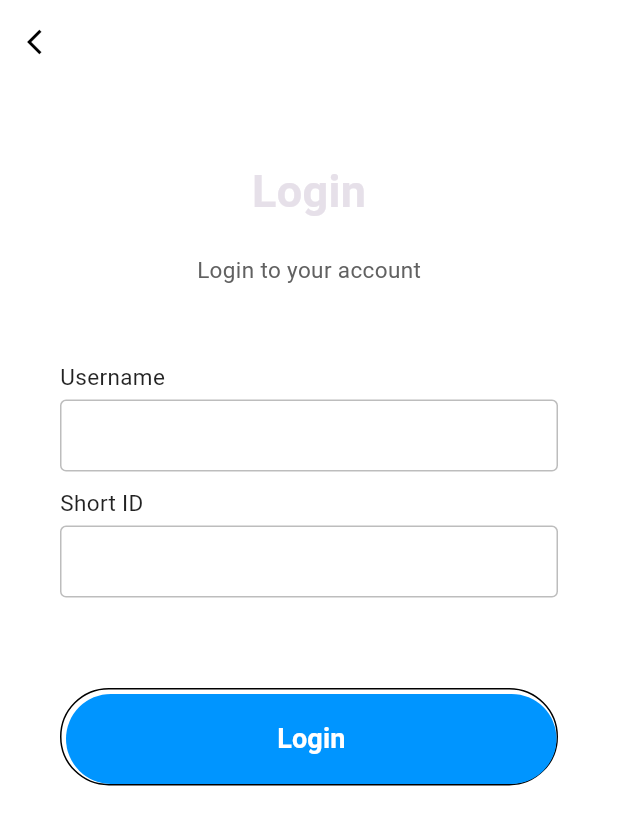
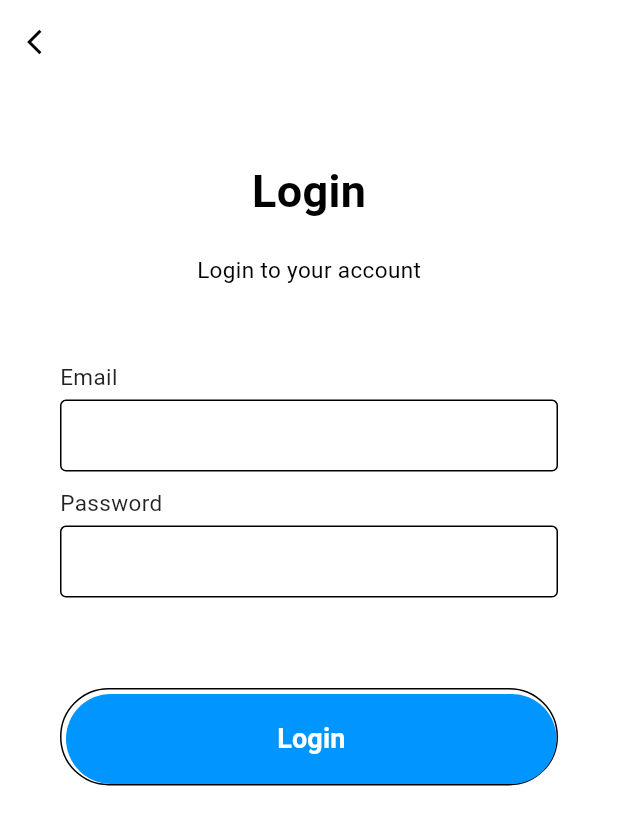
Before and after one commit to hassanmouusahassan/aou_club, a Flutter app: the LoginPage screen opened by its route, on a phone screen of 412 x 824 dp. Shown: the top 825 px of the screen. Run offline on Flutter 3.47's test engine with Material 3 defaults, Android fonts, the phone set to English and light mode, and no system bars; our stand-ins replace firebase_auth, firebase_core, image_picker, shared_preferences; missing offline and left inert: dart:js; accounts and stored records are empty; network calls fail.

Commit message:
Login Auth is done with already existing accounts

```diff
--- a/lib/constants/theme.dart
+++ b/lib/constants/theme.dart
@@ -10,7 +10,7 @@ class AppThemes {
   static ThemeData darkTheme = ThemeData(
     brightness: Brightness.dark,
 
-    primaryColor: Color.fromARGB(255, 51, 50, 50), // Customize colors as needed
+    primaryColor: const Color.fromARGB(255, 51, 50, 50), // Customize colors as needed
     // Add more theme configurations
   );
 }
--- a/lib/screens/login_page.dart
+++ b/lib/screens/login_page.dart
@@ -1,9 +1,58 @@
+// ignore: avoid_web_libraries_in_flutter
+import 'dart:js';
+import 'package:aou_club/screens/club_home_page.dart';
 import 'package:flutter/material.dart';
 import 'package:flutter/services.dart';
+import 'package:firebase_auth/firebase_auth.dart';
 
 class LoginPage extends StatelessWidget {
   static const String routeName = '/login';
-  const LoginPage({super.key});
+  LoginPage({super.key});
+  // Create an instance of FirebaseAuth
+  final FirebaseAuth _auth = FirebaseAuth.instance;
+
+  // TextEditingController for email and password fields
+  final TextEditingController emailController = TextEditingController();
+  final TextEditingController passwordController = TextEditingController();
+
+  // Function to handle login
+  Future<void> _login(String email, String password, BuildContext context) async {
+  try {
+    // Sign in with the provided email and password
+    await _auth.signInWithEmailAndPassword(
+      email: email,
+      password: password,
+    );
+
+    // Navigate to the next screen upon successful login
+    // You can replace this with your desired navigation logic
+    Navigator.pushReplacement(
+      context,
+      MaterialPageRoute(builder: (context) => const ClubsPage()),
+    );
+  } catch (e) {
+    // Handle login errors (e.g., invalid username or password)
+    print('Login Error: $e');
+    // You can show a Snackbar or Dialog with an error message
+    showDialog(
+      context: context,
+      builder: (BuildContext context) {
+        return AlertDialog(
+          title: const Text('Login Error'),
+          content: const Text('Invalid email or password. Please try again.'),
+          actions: <Widget>[
+            TextButton(
+              onPressed: () {
+                Navigator.of(context).pop();
+              },
+              child: const Text('OK'),
+            ),
+          ],
+        );
+      },
+    );
+  }
+}
 
 
   @override
@@ -18,10 +67,13 @@ class LoginPage extends StatelessWidget {
           onPressed: () {
             Navigator.pop(context);
           },
-          icon: const Icon(Icons.arrow_back_ios,
+          icon: const Icon(
+            Icons.arrow_back_ios,
             size: 20,
-          color: Colors.black,),
-        ), systemOverlayStyle: SystemUiOverlayStyle.dark,
+            color: Colors.black,
+          ),
+        ),
+        systemOverlayStyle: SystemUiOverlayStyle.dark,
       ),
       body: SizedBox(
         height: MediaQuery.of(context).size.height,
@@ -29,72 +81,78 @@ class LoginPage extends StatelessWidget {
         child: Column(
           mainAxisAlignment: MainAxisAlignment.spaceBetween,
           children: <Widget>[
-            Expanded(child: Column(
+            Expanded(
+                child: Column(
               mainAxisAlignment: MainAxisAlignment.spaceEvenly,
               children: <Widget>[
-                Column(
+                const Column(
                   children: <Widget>[
-                    const Text("Login",
-                    style: TextStyle(fontSize: 30, fontWeight: FontWeight.bold),),
-                    const SizedBox(height: 20,),
-                    Text("Login to your account",
-                    style: TextStyle(
-                      fontSize: 15,
-                    color:Colors.grey[700]),)
+                    Text(
+                      "Login",
+                      style:
+                          TextStyle(fontSize: 30, fontWeight: FontWeight.bold, color: Colors.black),
+                    ),
+                    SizedBox(
+                      height: 20,
+                    ),
+                    Text(
+                      "Login to your account",
+                      style: TextStyle(fontSize: 15, color: Color.fromARGB(255, 0, 0, 0)),
+                    )
                   ],
                 ),
                 Padding(
                   padding: const EdgeInsets.symmetric(horizontal: 40),
                   child: Column(
                     children: <Widget>[
-                      inputFile(label: "Username"),
-                      inputFile(label: "Short ID", obscureText: true)
+                      inputFile(label: "Email", controller: emailController),
+                      inputFile(
+                          label: "Password",
+                          obscureText: true,
+                          controller: passwordController),
                     ],
                   ),
                 ),
-                  Padding(padding:
-                  const EdgeInsets.symmetric(horizontal: 40),
+                Padding(
+                  padding: const EdgeInsets.symmetric(horizontal: 40),
                   child: Container(
                     padding: const EdgeInsets.only(top: 3, left: 3),
-                      decoration:
-                        BoxDecoration(
+                    decoration: BoxDecoration(
                         borderRadius: BorderRadius.circular(50),
                         border: const Border(
                           bottom: BorderSide(color: Colors.black),
                           top: BorderSide(color: Colors.black),
                           left: BorderSide(color: Colors.black),
                           right: BorderSide(color: Colors.black),
-
-                          )
-                        ),
+                        )),
                     child: MaterialButton(
                       minWidth: double.infinity,
                       height: 60,
-                        onPressed: () {},
+                      onPressed: () {
+                        String email = emailController.text.trim();
+                        String password = passwordController.text.trim();
+                        _login(email, password, context);
+                      },
                       color: const Color(0xff0095FF),
                       elevation: 0,
                       shape: RoundedRectangleBorder(
                         borderRadius: BorderRadius.circular(50),
-
                       ),
                       child: const Text(
-                          "Login", style: TextStyle(
+                        "Login",
+                        style: TextStyle(
                           fontWeight: FontWeight.w600,
                           fontSize: 18,
                           color: Colors.white,
-
-                        ),
-                        ),
-
                         ),
                       ),
                     ),
-
+                  ),
+                ),
                 Container(
                   padding: const EdgeInsets.only(top: 100),
                   height: 200,
                 )
-
               ],
             ))
           ],
@@ -102,42 +160,32 @@ class LoginPage extends StatelessWidget {
       ),
     );
   }
-
 }
 
-
 // we will be creating a widget for text field
-Widget inputFile({label, obscureText = false})
-{
+Widget inputFile({label, obscureText = false, TextEditingController? controller}) {
   return Column(
     crossAxisAlignment: CrossAxisAlignment.start,
     children: <Widget>[
       Text(
         label,
         style: const TextStyle(
-          fontSize: 15,
-          fontWeight: FontWeight.w400,
-          color:Colors.black87
-        ),
-
+            fontSize: 15, fontWeight: FontWeight.w400, color: Colors.black87),
       ),
       const SizedBox(
         height: 5,
       ),
       TextField(
+        controller: controller, // Pass the controller to the TextField
         obscureText: obscureText,
+        style: TextStyle(color: Colors.black),
         decoration: const InputDecoration(
-          contentPadding: EdgeInsets.symmetric(vertical: 0,
-          horizontal: 10),
+          contentPadding: EdgeInsets.symmetric(vertical: 0, horizontal: 10),
           enabledBorder: OutlineInputBorder(
-            borderSide: BorderSide(
-              color: Color(0xFFBDBDBD)
-            ),
-
+            borderSide: BorderSide(color: Color.fromARGB(255, 0, 0, 0)),
           ),
           border: OutlineInputBorder(
-            borderSide: BorderSide(color: Color(0xFFBDBDBD))
-          )
+              borderSide: BorderSide(color: Color.fromARGB(255, 13, 0, 253))),
         ),
       ),
       const SizedBox(height: 10,)
--- a/lib/widgets/router.dart
+++ b/lib/widgets/router.dart
@@ -6,7 +6,7 @@ Route<dynamic> generateRoute(RouteSettings routeSettings) {
     case LoginPage.routeName:
       return MaterialPageRoute(
         settings: routeSettings,
-        builder: (_) => const LoginPage(),
+        builder: (_) => LoginPage(),
       );
     default:
       return MaterialPageRoute(
--- a/pubspec.yaml
+++ b/pubspec.yaml
@@ -42,6 +42,7 @@ dependencies:
   # Use with the CupertinoIcons class for iOS style icons.
   cupertino_icons: ^1.0.2
   firebase_core: ^2.24.2
+  firebase_auth: ^4.16.0
 
 dev_dependencies:
   flutter_test:
```
Also changed, not shown: lib/main.dart (+16 -7 lines), lib/screens/club_home_page.dart (+7 -4 lines), lib/screens/clubs_info_pages.dart (+17 -17 lines), lib/screens/news_announcement_page.dart (+13 -9 lines), lib/screens/profile_page.dart (+12 -10 lines), lib/screens/settings_page.dart (+9 -3 lines), pubspec.lock, 4 other files. Lines whose indentation alone changed are shown as unchanged.
